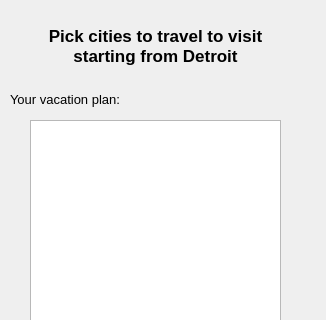
moetaei/CS1D-Basketball, file CS1D-Basketball-master/Basketball/confirmdetroit.ui: the form before one commit; both pictures show x 0 to 326 and y 0 to 320 of the 326 by 549 pixel window.
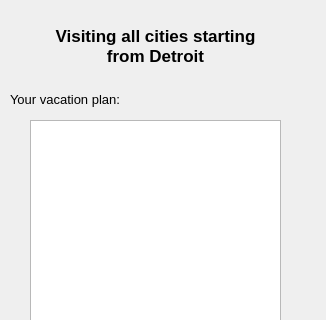
The form after the commit.

The edit to the form file:
```diff
--- a/CS1D-Basketball-master/Basketball/confirmdetroit.ui
+++ b/CS1D-Basketball-master/Basketball/confirmdetroit.ui
@@ -31,7 +31,7 @@
     </font>
    </property>
    <property name="text">
-    <string>Pick cities to travel to visit starting from Detroit</string>
+    <string>Visiting all cities starting from Detroit</string>
    </property>
    <property name="textFormat">
     <enum>Qt::PlainText</enum>
```
